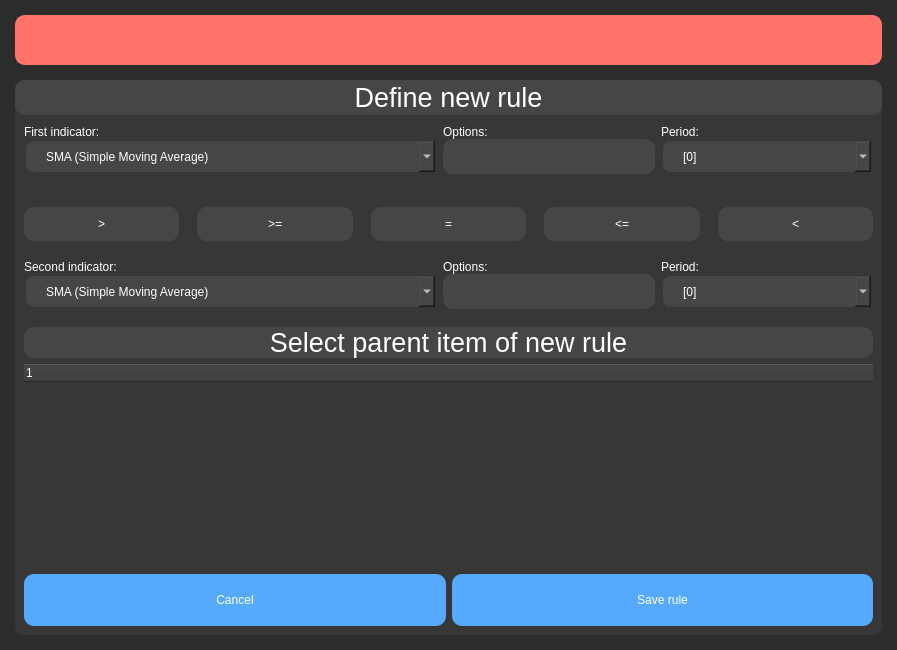
This is ui/add_strategy_rule_page.ui in kornelHub/BackTesting-App as Qt 5 draws it before an edit. The edited form follows.
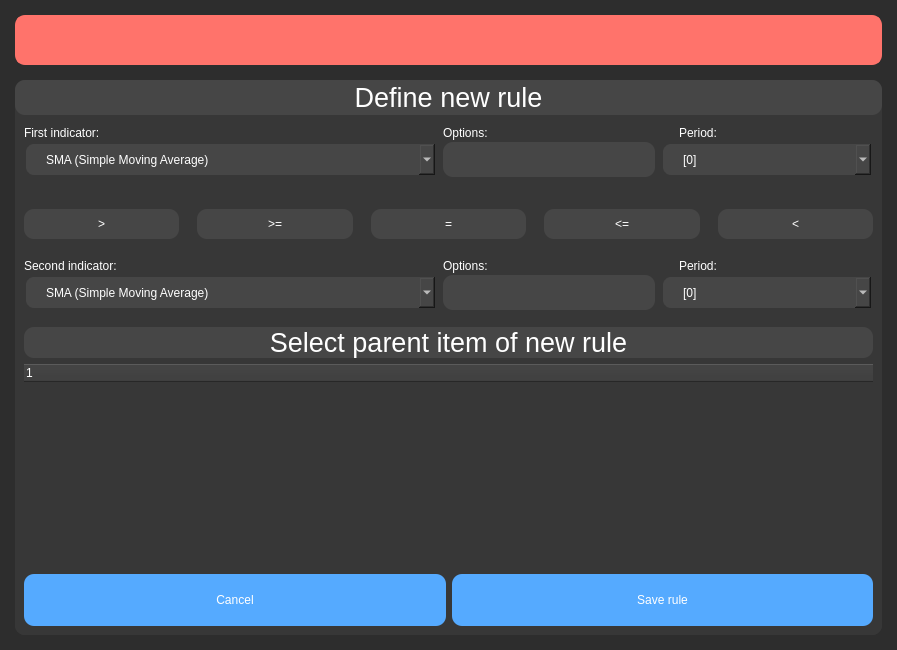
This is the edited form.

Commit message: add tool_tip message to period info icon

```diff
--- a/ui/add_strategy_rule_page.ui
+++ b/ui/add_strategy_rule_page.ui
@@ -436,34 +436,6 @@
            </item>
           </widget>
          </item>
-         <item row="0" column="2">
-          <widget class="QLabel" name="label_5">
-           <property name="minimumSize">
-            <size>
-             <width>0</width>
-             <height>0</height>
-            </size>
-           </property>
-           <property name="maximumSize">
-            <size>
-             <width>16777215</width>
-             <height>16777215</height>
-            </size>
-           </property>
-           <property name="styleSheet">
-            <string notr="true">QLabel {
-	font: 10pt &quot;MS Shell Dlg 2&quot;;
-	color: rgb(255,255,255);
-}</string>
-           </property>
-           <property name="text">
-            <string>Period:</string>
-           </property>
-           <property name="margin">
-            <number>6</number>
-           </property>
-          </widget>
-         </item>
          <item row="0" column="1">
           <widget class="QLabel" name="label_4">
            <property name="styleSheet">
@@ -529,6 +501,77 @@
            </property>
           </widget>
          </item>
+         <item row="0" column="2">
+          <widget class="QWidget" name="widget_2" native="true">
+           <layout class="QHBoxLayout" name="horizontalLayout">
+            <property name="spacing">
+             <number>0</number>
+            </property>
+            <property name="leftMargin">
+             <number>0</number>
+            </property>
+            <property name="topMargin">
+             <number>0</number>
+            </property>
+            <property name="rightMargin">
+             <number>0</number>
+            </property>
+            <property name="bottomMargin">
+             <number>0</number>
+            </property>
+            <item>
+             <widget class="QPushButton" name="first_indicator_period_info">
+              <property name="minimumSize">
+               <size>
+                <width>18</width>
+                <height>18</height>
+               </size>
+              </property>
+              <property name="maximumSize">
+               <size>
+                <width>18</width>
+                <height>18</height>
+               </size>
+              </property>
+              <property name="styleSheet">
+               <string notr="true">color: rgb(255, 255, 255);</string>
+              </property>
+              <property name="text">
+               <string/>
+              </property>
+             </widget>
+            </item>
+            <item>
+             <widget class="QLabel" name="label_5">
+              <property name="minimumSize">
+               <size>
+                <width>0</width>
+                <height>0</height>
+               </size>
+              </property>
+              <property name="maximumSize">
+               <size>
+                <width>16777215</width>
+                <height>16777215</height>
+               </size>
+              </property>
+              <property name="styleSheet">
+               <string notr="true">QLabel {
+	font: 10pt &quot;MS Shell Dlg 2&quot;;
+	color: rgb(255,255,255);
+}</string>
+              </property>
+              <property name="text">
+               <string>Period:</string>
+              </property>
+              <property name="margin">
+               <number>6</number>
+              </property>
+             </widget>
+            </item>
+           </layout>
+          </widget>
+         </item>
         </layout>
        </widget>
       </item>
@@ -746,7 +789,53 @@
          <property name="verticalSpacing">
           <number>0</number>
          </property>
-         <item row="1" column="0">
+         <item row="2" column="1">
+          <widget class="QToolButton" name="p3_secondIndicatorOptions_button_1">
+           <property name="sizePolicy">
+            <sizepolicy hsizetype="Expanding" vsizetype="Expanding">
+             <horstretch>0</horstretch>
+             <verstretch>0</verstretch>
+            </sizepolicy>
+           </property>
+           <property name="minimumSize">
+            <size>
+             <width>0</width>
+             <height>35</height>
+            </size>
+           </property>
+           <property name="maximumSize">
+            <size>
+             <width>16777215</width>
+             <height>35</height>
+            </size>
+           </property>
+           <property name="font">
+            <font>
+             <pointsize>10</pointsize>
+            </font>
+           </property>
+           <property name="layoutDirection">
+            <enum>Qt::RightToLeft</enum>
+           </property>
+           <property name="styleSheet">
+            <string notr="true">QToolButton {
+color: rgb(255, 255, 255);
+background-color: rgb(70,70,70);
+border: 0px sold;
+border-radius: 10px;
+padding-left: 50px;
+padding-right: 10px;
+}
+QToolButton:hover {
+	 border: 2px solid rgb(85,85,85);
+}</string>
+           </property>
+           <property name="text">
+            <string/>
+           </property>
+          </widget>
+         </item>
+         <item row="2" column="0">
           <widget class="QComboBox" name="p3_sedondIndicator_comboBox">
            <property name="sizePolicy">
             <sizepolicy hsizetype="Preferred" vsizetype="Expanding">
@@ -915,7 +1004,7 @@
            </item>
           </widget>
          </item>
-         <item row="0" column="0">
+         <item row="1" column="0">
           <widget class="QLabel" name="label_6">
            <property name="styleSheet">
             <string notr="true">QLabel {
@@ -931,7 +1020,70 @@
            </property>
           </widget>
          </item>
-         <item row="0" column="1">
+         <item row="1" column="2">
+          <widget class="QWidget" name="widget_3" native="true">
+           <layout class="QHBoxLayout" name="horizontalLayout_2">
+            <property name="spacing">
+             <number>0</number>
+            </property>
+            <property name="leftMargin">
+             <number>0</number>
+            </property>
+            <property name="topMargin">
+             <number>0</number>
+            </property>
+            <property name="rightMargin">
+             <number>0</number>
+            </property>
+            <property name="bottomMargin">
+             <number>0</number>
+            </property>
+            <item>
+             <widget class="QPushButton" name="second_indicator_period_info">
+              <property name="minimumSize">
+               <size>
+                <width>18</width>
+                <height>18</height>
+               </size>
+              </property>
+              <property name="maximumSize">
+               <size>
+                <width>18</width>
+                <height>18</height>
+               </size>
+              </property>
+              <property name="styleSheet">
+               <string notr="true">QToolTip{
+	color: rgb(255, 255, 255);
+	border: 2px solid rgb(85, 170, 255);
+	border-radius: 10px;
+}</string>
+              </property>
+              <property name="text">
+               <string/>
+              </property>
+             </widget>
+            </item>
+            <item>
+             <widget class="QLabel" name="label_8">
+              <property name="styleSheet">
+               <string notr="true">QLabel {
+	font: 10pt &quot;MS Shell Dlg 2&quot;;
+	color: rgb(255,255,255);
+}</string>
+              </property>
+              <property name="text">
+               <string>Period:</string>
+              </property>
+              <property name="margin">
+               <number>6</number>
+              </property>
+             </widget>
+            </item>
+           </layout>
+          </widget>
+         </item>
+         <item row="1" column="1">
           <widget class="QLabel" name="label_7">
            <property name="styleSheet">
             <string notr="true">QLabel {
@@ -947,23 +1099,7 @@
            </property>
           </widget>
          </item>
-         <item row="0" column="2">
-          <widget class="QLabel" name="label_8">
-           <property name="styleSheet">
-            <string notr="true">QLabel {
-	font: 10pt &quot;MS Shell Dlg 2&quot;;
-	color: rgb(255,255,255);
-}</string>
-           </property>
-           <property name="text">
-            <string>Period:</string>
-           </property>
-           <property name="margin">
-            <number>6</number>
-           </property>
-          </widget>
-         </item>
-         <item row="1" column="2">
+         <item row="2" column="2">
           <widget class="QComboBox" name="p3_secondIndicatorOptions_comboBox_2">
            <property name="sizePolicy">
             <sizepolicy hsizetype="Expanding" vsizetype="Expanding">
@@ -1057,52 +1193,6 @@
            </item>
           </widget>
          </item>
-         <item row="1" column="1">
-          <widget class="QToolButton" name="p3_secondIndicatorOptions_button_1">
-           <property name="sizePolicy">
-            <sizepolicy hsizetype="Expanding" vsizetype="Expanding">
-             <horstretch>0</horstretch>
-             <verstretch>0</verstretch>
-            </sizepolicy>
-           </property>
-           <property name="minimumSize">
-            <size>
-             <width>0</width>
-             <height>35</height>
-            </size>
-           </property>
-           <property name="maximumSize">
-            <size>
-             <width>16777215</width>
-             <height>35</height>
-            </size>
-           </property>
-           <property name="font">
-            <font>
-             <pointsize>10</pointsize>
-            </font>
-           </property>
-           <property name="layoutDirection">
-            <enum>Qt::RightToLeft</enum>
-           </property>
-           <property name="styleSheet">
-            <string notr="true">QToolButton {
-color: rgb(255, 255, 255);
-background-color: rgb(70,70,70);
-border: 0px sold;
-border-radius: 10px;
-padding-left: 50px;
-padding-right: 10px;
-}
-QToolButton:hover {
-	 border: 2px solid rgb(85,85,85);
-}</string>
-           </property>
-           <property name="text">
-            <string/>
-           </property>
-          </widget>
-         </item>
         </layout>
        </widget>
       </item>
```
The commit also changes 2 other files.
